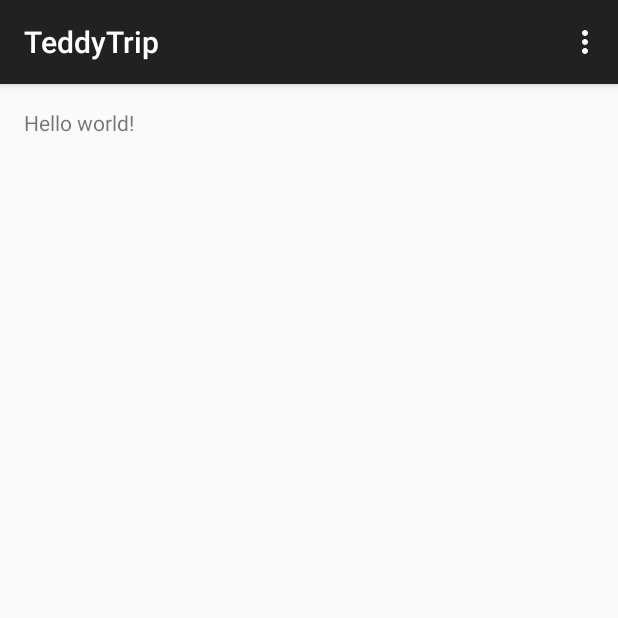
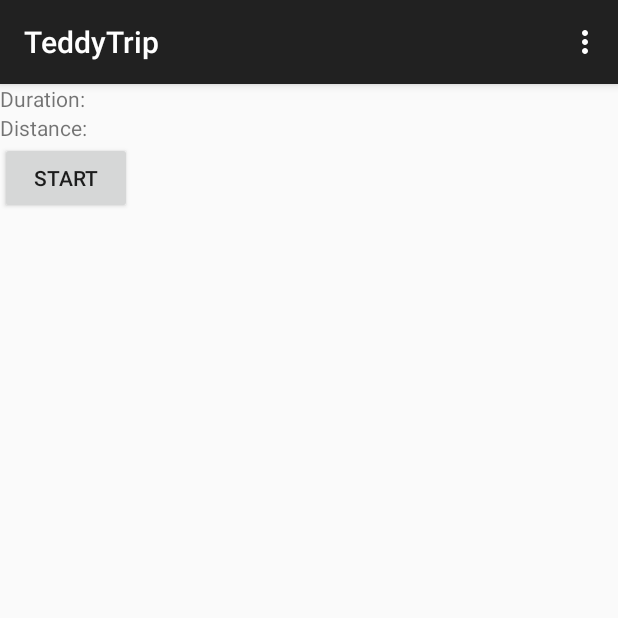
Before and after one commit to jaggernod/teddy-client, an Android app: the screen it shows after launch (MainActivity), on a phone screen of 412 x 824 dp, the top half of it. Run offline under Robolectric (Android 15) with nearby library versions, the phone set to English and light mode, and no system bars.

Commit message:
Added: new layout

```diff
--- a/android/TeddyTrip/App/src/main/java/com/futurice/teddytrip/MainActivity.java
+++ b/android/TeddyTrip/App/src/main/java/com/futurice/teddytrip/MainActivity.java
@@ -1,28 +1,26 @@
 package com.futurice.teddytrip;
 
+import android.os.Bundle;
 import android.support.v7.app.ActionBarActivity;
-import android.support.v7.app.ActionBar;
-import android.support.v4.app.Fragment;
-import android.os.Bundle;
-import android.view.LayoutInflater;
+import android.util.Log;
 import android.view.Menu;
 import android.view.MenuItem;
 import android.view.View;
-import android.view.ViewGroup;
-import android.os.Build;
+import android.widget.TextView;
 
 public class MainActivity extends ActionBarActivity {
+
+    private static final String TAG = "MainActivity";
+    private TextView mDurationTextView;
+    private TextView mDistanceTextView;
+
 
     @Override
     protected void onCreate(Bundle savedInstanceState) {
         super.onCreate(savedInstanceState);
-        setContentView(R.layout.activity_main);
-
-        if (savedInstanceState == null) {
-            getSupportFragmentManager().beginTransaction()
-                    .add(R.id.container, new PlaceholderFragment())
-                    .commit();
-        }
+        setContentView(R.layout.fragment_main);
+        mDurationTextView = (TextView) findViewById(R.id.durationTextView);
+        mDistanceTextView = (TextView) findViewById(R.id.distanceTextView);
     }
 
 
@@ -46,20 +44,8 @@
         return super.onOptionsItemSelected(item);
     }
 
-    /**
-     * A placeholder fragment containing a simple view.
-     */
-    public static class PlaceholderFragment extends Fragment {
-
-        public PlaceholderFragment() {
-        }
-
-        @Override
-        public View onCreateView(LayoutInflater inflater, ViewGroup container,
-                Bundle savedInstanceState) {
-            View rootView = inflater.inflate(R.layout.fragment_main, container, false);
-            return rootView;
-        }
+    public void onRecordButtonClicked(View view) {
+        Log.d(TAG, "Record button clicked");
     }
 
 }
--- a/android/TeddyTrip/App/src/main/res/layout/fragment_main.xml
+++ b/android/TeddyTrip/App/src/main/res/layout/fragment_main.xml
@@ -1,16 +1,61 @@
 <RelativeLayout xmlns:android="http://schemas.android.com/apk/res/android"
     xmlns:tools="http://schemas.android.com/tools"
     android:layout_width="match_parent"
-    android:layout_height="match_parent"
-    android:paddingLeft="@dimen/activity_horizontal_margin"
-    android:paddingRight="@dimen/activity_horizontal_margin"
-    android:paddingTop="@dimen/activity_vertical_margin"
-    android:paddingBottom="@dimen/activity_vertical_margin"
-    tools:context=".MainActivity$PlaceholderFragment">
+    android:layout_height="match_parent" >
 
-    <TextView
-        android:text="@string/hello_world"
-        android:layout_width="wrap_content"
-        android:layout_height="wrap_content" />
+
+    <TableLayout
+        android:layout_width="fill_parent"
+        android:layout_height="fill_parent">
+
+        <TableRow
+            android:layout_width="fill_parent"
+            android:layout_height="fill_parent">
+
+            <TextView
+                android:layout_width="wrap_content"
+                android:layout_height="wrap_content"
+                android:text="Duration: "
+                android:id="@+id/textView" />
+
+            <TextView
+                android:layout_width="wrap_content"
+                android:layout_height="wrap_content"
+                android:id="@+id/durationTextView" />
+        </TableRow>
+
+        <TableRow
+            android:layout_width="fill_parent"
+            android:layout_height="fill_parent">
+
+            <TextView
+                android:layout_width="wrap_content"
+                android:layout_height="wrap_content"
+                android:text="Distance: "
+                android:id="@+id/textView3"
+                />
+
+            <TextView
+                android:layout_width="wrap_content"
+                android:layout_height="wrap_content"
+                android:id="@+id/distanceTextView"
+                android:gravity="right"/>
+        </TableRow>
+
+        <TableRow
+            android:layout_width="fill_parent"
+            android:layout_height="fill_parent">
+
+            <Button
+                android:layout_width="wrap_content"
+                android:layout_height="wrap_content"
+                android:id="@+id/recordButton"
+                android:layout_column="0"
+                android:text="Start"
+                android:onClick="onRecordButtonClicked"/>
+        </TableRow>
+
+    </TableLayout>
+
 
 </RelativeLayout>
```
Also changed, not shown: 2 other files.
